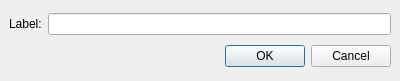
Old version of the form scribus/ui/markanchor.ui in the repository scribusproject/scribus.
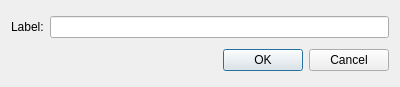
New version of the form.

Commit message: Reset some values on Marks UI files to defaults and relayout to fix some layout issues.

Diff of the .ui file:
```diff
--- a/scribus/ui/markanchor.ui
+++ b/scribus/ui/markanchor.ui
@@ -7,7 +7,7 @@
     <x>0</x>
     <y>0</y>
     <width>400</width>
-    <height>81</height>
+    <height>87</height>
    </rect>
   </property>
   <property name="sizePolicy">
@@ -16,45 +16,25 @@
     <verstretch>0</verstretch>
    </sizepolicy>
   </property>
-  <property name="minimumSize">
-   <size>
-    <width>0</width>
-    <height>81</height>
-   </size>
-  </property>
-  <property name="maximumSize">
-   <size>
-    <width>16777215</width>
-    <height>81</height>
-   </size>
-  </property>
   <property name="windowTitle">
    <string>Dialog</string>
   </property>
   <layout class="QGridLayout" name="gridLayout">
-   <property name="leftMargin">
-    <number>9</number>
-   </property>
-   <property name="topMargin">
-    <number>9</number>
-   </property>
-   <property name="rightMargin">
-    <number>9</number>
-   </property>
-   <property name="bottomMargin">
-    <number>9</number>
-   </property>
    <item row="0" column="0">
+    <layout class="QHBoxLayout" name="horizontalLayout">
+     <item>
     <widget class="QLabel" name="label">
      <property name="text">
       <string>Label:</string>
      </property>
     </widget>
    </item>
-   <item row="0" column="1">
+     <item>
     <widget class="QLineEdit" name="labelEdit"/>
    </item>
-   <item row="1" column="1">
+    </layout>
+   </item>
+   <item row="1" column="0">
     <widget class="QDialogButtonBox" name="buttonBox">
      <property name="orientation">
       <enum>Qt::Horizontal</enum>
```
Lines whose indentation alone changed are shown as unchanged. The commit also changes 3 other files.
